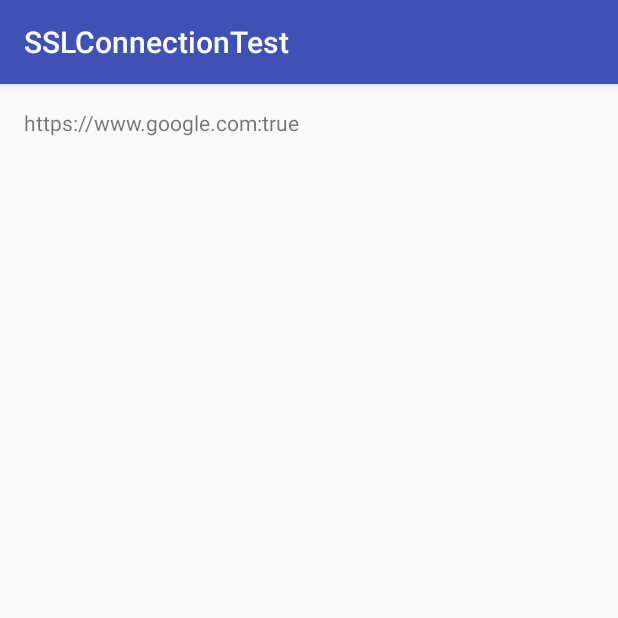
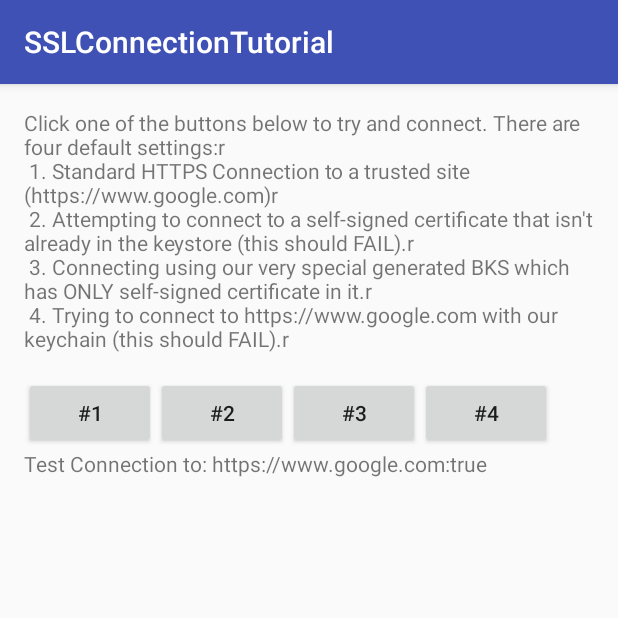
Before and after one commit to ThorOfAsgaard/SSLConnectionSuite, an Android app: the screen it shows after launch (MainActivity), on a phone screen of 412 x 824 dp, the top half of it. Run offline under Robolectric (Android 15) with nearby library versions, the phone set to English and light mode, and no system bars.

Commit message:
All four scenarious are working

```diff
--- a/app/src/main/AndroidManifest.xml
+++ b/app/src/main/AndroidManifest.xml
@@ -1,6 +1,7 @@
 <?xml version="1.0" encoding="utf-8"?>
 <manifest xmlns:android="http://schemas.android.com/apk/res/android"
-    package="examples.asgaardianworkshop.com.sslconnectiontest" >
+    package="asgaardianworkshop.com.sslconnectiontest" >
+    <uses-permission android:name="android.permission.INTERNET" />
 
     <application
         android:allowBackup="true"
--- a/app/src/main/java/examples/asgaardianworkshop/com/sslconnectiontest/MainActivity.java
+++ /dev/null
@@ -1,36 +0,0 @@
-package examples.asgaardianworkshop.com.sslconnectiontest;
-
-import android.os.Bundle;
-import android.support.v7.app.AppCompatActivity;
-import android.widget.TextView;
-
-import java.io.IOException;
-import java.net.MalformedURLException;
-import java.net.URL;
-
-import javax.net.ssl.HttpsURLConnection;
-
-public class MainActivity extends AppCompatActivity {
-    HttpsURLConnection httpsURLConnection = null;
-    URL url = null;
-    String urlString = "https://www.google.com";
-    String connectionMessage;
-    TextView connectionStatus;
-
-    @Override
-    protected void onCreate(Bundle savedInstanceState) {
-        super.onCreate(savedInstanceState);
-        setContentView(R.layout.activity_main);
-        connectionStatus = (TextView) findViewById(R.id.connection_status);
-        try {
-            url = new URL(urlString);
-            httpsURLConnection = (HttpsURLConnection) url.openConnection();
-
-        } catch (MalformedURLException e) {
-            e.printStackTrace();
-        } catch (IOException e) {
-            e.printStackTrace();
-        }
-        connectionStatus.setText(urlString + ":" + String.valueOf(httpsURLConnection != null));
-    }
-}
--- a/app/src/main/res/layout/activity_main.xml
+++ b/app/src/main/res/layout/activity_main.xml
@@ -1,5 +1,5 @@
 <?xml version="1.0" encoding="utf-8"?>
-<RelativeLayout
+<LinearLayout
     xmlns:android="http://schemas.android.com/apk/res/android"
     xmlns:tools="http://schemas.android.com/tools"
     android:layout_width="match_parent"
@@ -8,12 +8,50 @@
     android:paddingRight="@dimen/activity_horizontal_margin"
     android:paddingTop="@dimen/activity_vertical_margin"
     android:paddingBottom="@dimen/activity_vertical_margin"
-    tools:context="examples.asgaardianworkshop.com.sslconnectiontest.MainActivity">
+    android:orientation="vertical"
+    tools:context="examples.asgaardianworkshop.com.sslconnectiontest.MainActivity"
+    android:theme="@style/AppTheme">
+    <TextView
+        android:text="@string/explanation"
+        android:layout_width="wrap_content"
+        android:layout_height="wrap_content"
+        android:id="@+id/Instructions"
+        />
 
+
+    <LinearLayout
+        android:layout_width="match_parent"
+        android:layout_height="wrap_content"
+        android:orientation="horizontal"
+        >
+
+        <Button
+            android:layout_width="wrap_content"
+            android:layout_height="wrap_content"
+            android:text="#1"
+            android:id="@+id/standard" />
+        <Button
+            android:layout_width="wrap_content"
+            android:layout_height="wrap_content"
+            android:text="#2"
+            android:id="@+id/no_cert" />
+        <Button
+            android:layout_width="wrap_content"
+            android:layout_height="wrap_content"
+            android:text="#3"
+            android:id="@+id/key_chain" />
+        <Button
+            android:layout_width="wrap_content"
+            android:layout_height="wrap_content"
+            android:text="#4"
+            android:id="@+id/key_chain_google" />
+
+
+    </LinearLayout>
     <TextView
         android:text="Connection Status"
         android:layout_width="wrap_content"
         android:layout_height="wrap_content"
         android:id="@+id/connection_status"
         />
-</RelativeLayout>
+</LinearLayout>
--- a/app/src/main/res/values/strings.xml
+++ b/app/src/main/res/values/strings.xml
@@ -1,3 +1,9 @@
 <resources>
-    <string name="app_name">SSLConnectionTest</string>
+    <string name="app_name">SSLConnectionTutorial</string>
+    <string name="explanation">Click one of the buttons below to try and connect.  There are four default settings:\r\n
+    1. Standard HTTPS Connection to a trusted site (https://www.google.com)\r\n
+        2. Attempting to connect to a self-signed certificate that isn\'t already in the keystore (this should FAIL).\r\n
+        3. Connecting using our very special generated BKS which has ONLY self-signed certificate in it.\r\n
+        4. Trying to connect to https://www.google.com with our keychain (this should FAIL).\r\n
+    </string>
 </resources>
```
Also changed, not shown: app/build.gradle (+7 -1 lines), app/src/main/java/asgaardianworkshop/com/sslconnectiontest/CustomKeyStoreSSLConnection.java (added, +90 -0 lines), app/src/main/java/asgaardianworkshop/com/sslconnectiontest/MainActivity.java (added, +181 -0 lines), 4 other files.
